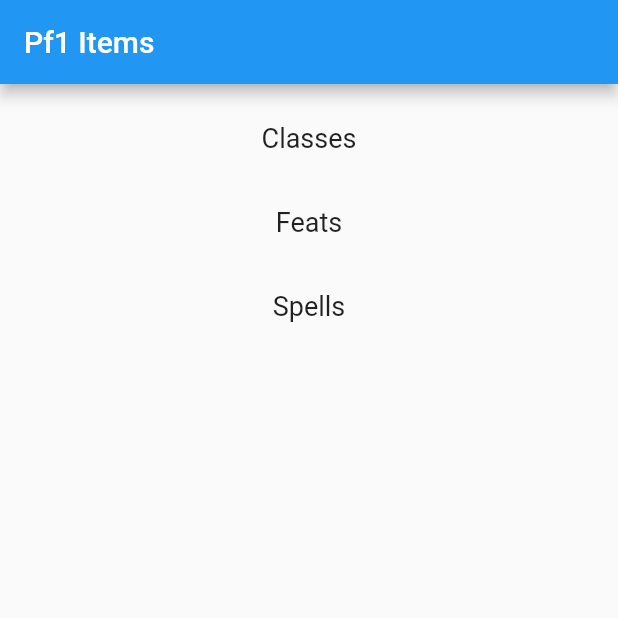
After one commit to dmrickey/flutter-pf1-feats, a Flutter app: the screen it shows after launch, on a phone screen of 412 x 824 dp, the top half of it. The commit adds this screen. Run offline on Flutter 3.47's test engine with Material 2 defaults, Android fonts, the phone set to English and light mode, and no system bars; our stand-ins replace flutter_html.

Commit message:
Refactored page names

```diff
--- a/lib/main.dart
+++ b/lib/main.dart
@@ -1,4 +1,4 @@
-import 'package:flutter_pf1_feats/views/category_view.dart';
+import 'package:flutter_pf1_feats/views/categories_page.dart';
 import 'package:flutter/material.dart';
 
 void main() {
@@ -12,7 +12,7 @@ class MyApp extends StatelessWidget {
   Widget build(BuildContext context) {
     return const MaterialApp(
       title: 'PF1 Info',
-      home: CategoryView(),
+      home: CategoriesPage(),
     );
   }
 }
--- /dev/null
+++ b/lib/views/categories_page.dart
@@ -0,0 +1,71 @@
+import 'dart:convert';
+
+import 'package:flutter_pf1_feats/models/pf1_class.dart';
+import 'package:flutter/material.dart';
+import 'package:flutter/services.dart';
+
+import '../models/feat.dart';
+import '../models/list_item.dart';
+import '../models/spell.dart';
+import 'filterable_list_page.dart';
+
+class CategoriesPage extends StatelessWidget {
+  const CategoriesPage({Key? key}) : super(key: key);
+
+  final _biggerFont = const TextStyle(fontSize: 18);
+
+  @override
+  Widget build(BuildContext context) {
+    return Scaffold(
+      appBar: AppBar(title: const Text('Pf1 Items')),
+      body: ListView(
+        padding: const EdgeInsets.all(8),
+        children: [
+          buildListTile(context, 'Classes', loadClasses, 'Class Descriptions'),
+          buildListTile(context, 'Feats', loadFeats, 'Feat Descriptions'),
+          buildListTile(context, 'Spells', loadSpells, 'Spell Descriptions'),
+        ],
+      ),
+    );
+  }
+
+  ListTile buildListTile(BuildContext context, String label,
+          Future<List<ListItem>> Function() getData, String categoryTitle) =>
+      ListTile(
+        title: Center(
+          child: Text(
+            label,
+            style: _biggerFont,
+          ),
+        ),
+        onTap: () async {
+          var items = await getData();
+          Navigator.push(
+            context,
+            MaterialPageRoute(
+              builder: (context) => FilterableListPage(
+                items: items,
+                title: categoryTitle,
+              ),
+            ),
+          );
+        },
+      );
+
+  Future<List<Pf1Class>> loadClasses() async =>
+      await loadJson('assets/database/classes.json', Pf1Class.new);
+
+  Future<List<Feat>> loadFeats() async =>
+      await loadJson('assets/database/feats.json', Feat.new);
+
+  Future<List<Spell>> loadSpells() async =>
+      await loadJson('assets/database/spells.json', Spell.new);
+
+  Future<List<T>> loadJson<T extends ListItem>(
+      String path, T Function(dynamic) ctor) async {
+    var itemsJson = await rootBundle.loadString(path);
+    List<T> items = json.decode(itemsJson).map<T>((s) => ctor(s)).toList();
+    items.sort((a, b) => a.name.compareTo(b.name));
+    return items;
+  }
+}
```
